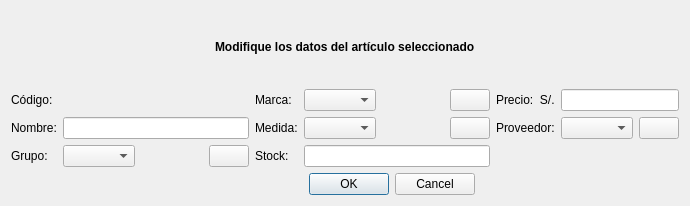
Qt form ManagerM/ui_edit_articulo.ui (janfranco27/TheProyect) before a commit.
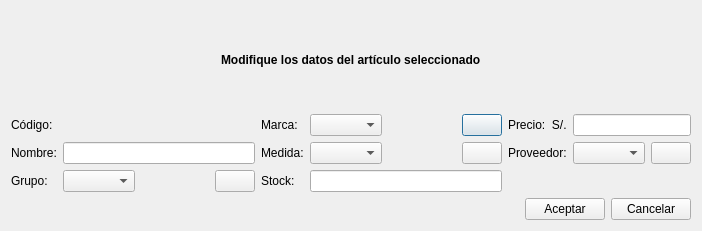
The same form after that commit.

Commit message: ++ modulo articulos

The edit to the form file:
```diff
--- a/ManagerM/ui_edit_articulo.ui
+++ b/ManagerM/ui_edit_articulo.ui
@@ -6,8 +6,8 @@
    <rect>
     <x>0</x>
     <y>0</y>
-    <width>690</width>
-    <height>206</height>
+    <width>702</width>
+    <height>231</height>
    </rect>
   </property>
   <property name="windowTitle">
@@ -15,6 +15,8 @@
   </property>
   <layout class="QGridLayout" name="gridLayout">
    <item row="0" column="0">
+    <layout class="QHBoxLayout" name="horizontalLayout_2">
+     <item>
     <spacer name="horizontalSpacer_2">
      <property name="orientation">
       <enum>Qt::Horizontal</enum>
@@ -27,7 +29,7 @@
      </property>
     </spacer>
    </item>
-   <item row="0" column="1">
+     <item>
     <widget class="QLabel" name="title_label">
      <property name="font">
       <font>
@@ -40,7 +42,7 @@
      </property>
     </widget>
    </item>
-   <item row="0" column="2">
+     <item>
     <spacer name="horizontalSpacer_3">
      <property name="orientation">
       <enum>Qt::Horizontal</enum>
@@ -53,7 +55,9 @@
      </property>
     </spacer>
    </item>
-   <item row="1" column="0" colspan="3">
+    </layout>
+   </item>
+   <item row="1" column="0">
     <layout class="QGridLayout" name="gridLayout_2">
      <item row="0" column="0">
       <widget class="QLabel" name="l_codigo_2">
@@ -195,7 +199,7 @@
      </item>
     </layout>
    </item>
-   <item row="2" column="0" colspan="2">
+   <item row="2" column="0">
     <layout class="QHBoxLayout" name="horizontalLayout">
      <item>
       <spacer name="horizontalSpacer">
@@ -211,12 +215,16 @@
       </spacer>
      </item>
      <item>
-      <widget class="QDialogButtonBox" name="buttonBox">
-       <property name="orientation">
-        <enum>Qt::Horizontal</enum>
+      <widget class="QPushButton" name="btn_aceptar">
+       <property name="text">
+        <string>Aceptar</string>
        </property>
-       <property name="standardButtons">
-        <set>QDialogButtonBox::Cancel|QDialogButtonBox::Ok</set>
+      </widget>
+     </item>
+     <item>
+      <widget class="QPushButton" name="btn_cancelar">
+       <property name="text">
+        <string>Cancelar</string>
        </property>
       </widget>
      </item>
```
Left out of the diff: 35 changed lines with no effect on the pictures. Lines whose indentation alone changed are shown as unchanged. The commit also changes 29 other files.
